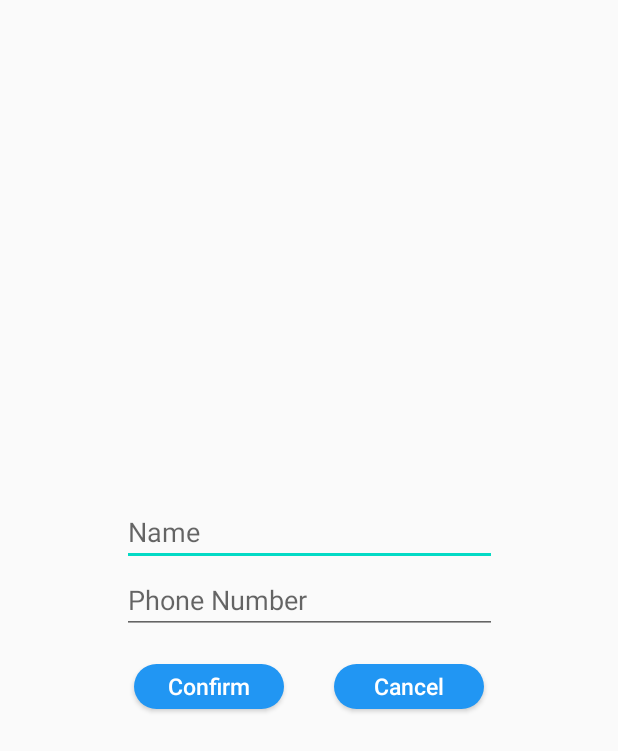
After one commit to woojune511/CS496-Week2, an Android app: the layout fragment_contact_add.xml on its own in the app's theme, with its tools: preview values and no code run, on a phone screen of 412 x 824 dp. The commit adds this screen. Shown: the top 751 px of the screen. Run offline under Robolectric (Android 15) with nearby library versions, the phone set to English and light mode, and no system bars.

Commit message:
contact tab implemented

```diff
--- a/app/build.gradle
+++ b/app/build.gradle
@@ -32,6 +32,7 @@ dependencies {
     implementation 'com.google.android.material:material:1.1.0'
     implementation 'androidx.constraintlayout:constraintlayout:1.1.3'
     implementation 'androidx.lifecycle:lifecycle-extensions:2.2.0'
+    implementation 'com.android.support:design:26.1.0'
     testImplementation 'junit:junit:4.12'
     androidTestImplementation 'androidx.test.ext:junit:1.1.1'
     androidTestImplementation 'androidx.test.espresso:espresso-core:3.2.0'
--- /dev/null
+++ b/app/src/main/res/layout/fragment_contact_add.xml
@@ -0,0 +1,68 @@
+<?xml version="1.0" encoding="utf-8"?>
+<androidx.constraintlayout.widget.ConstraintLayout xmlns:android="http://schemas.android.com/apk/res/android"
+    xmlns:app="http://schemas.android.com/apk/res-auto"
+    xmlns:tools="http://schemas.android.com/tools"
+    android:orientation="vertical"
+    android:layout_width="300dp"
+    android:layout_height="200dp"
+    tools:context=".PopupActivity"
+    android:layout_gravity="center"
+    >
+
+    <EditText
+        android:id="@+id/NameInput"
+        android:layout_width="250dp"
+        android:layout_height="wrap_content"
+        app:layout_constraintTop_toTopOf="parent"
+        android:layout_marginTop="20dp"
+        app:layout_constraintBottom_toTopOf="@id/NumInput"
+        app:layout_constraintLeft_toLeftOf="parent"
+        app:layout_constraintRight_toRightOf="parent"
+        android:hint="Name"
+        />
+
+    <EditText
+        android:id="@+id/NumInput"
+        android:layout_width="250dp"
+        android:layout_height="wrap_content"
+        app:layout_constraintTop_toBottomOf="@id/NameInput"
+        app:layout_constraintLeft_toLeftOf="parent"
+        app:layout_constraintRight_toRightOf="parent"
+        android:hint="Phone Number"
+        />
+
+    <Button
+        android:id="@+id/ConfirmButton"
+        android:layout_height="30dp"
+        android:layout_width="100dp"
+        android:textSize="15dp"
+        android:text="Confirm"
+        android:textAllCaps="false"
+        android:layout_gravity="center"
+        android:background="@drawable/buttonstyle"
+        android:textColor="#FFFFFF"
+        app:layout_constraintLeft_toLeftOf="parent"
+        app:layout_constraintRight_toLeftOf="@id/CancelButton"
+        app:layout_constraintWidth_max="100dp"
+        app:layout_constraintTop_toBottomOf="@id/NumInput"
+        android:layout_marginTop="20dp"
+        />
+
+    <Button
+        android:id="@+id/CancelButton"
+        android:layout_height="30dp"
+        android:layout_width="100dp"
+        android:textSize="15dp"
+        android:text="Cancel"
+        android:textAllCaps="false"
+        android:layout_gravity="center"
+        android:background="@drawable/buttonstyle"
+        android:textColor="#FFFFFF"
+        app:layout_constraintLeft_toRightOf="@id/ConfirmButton"
+        app:layout_constraintRight_toRightOf="parent"
+        app:layout_constraintWidth_max="100dp"
+        app:layout_constraintTop_toBottomOf="@id/NumInput"
+        android:layout_marginTop="20dp"
+        />
+
+</androidx.constraintlayout.widget.ConstraintLayout>
--- a/app/src/main/res/values/styles.xml
+++ b/app/src/main/res/values/styles.xml
@@ -7,6 +7,10 @@
         <item name="colorAccent">@color/colorAccent</item>
     </style>
 
+    <style name="Theme.MyDialog" parent="Theme.AppCompat.DayNight.Dialog.Alert">
+        <item name="windowNoTitle">true</item>
+        <item name="windowActionBar">false</item>
+    </style>
     <style name="AppTheme.NoActionBar">
         <item name="windowActionBar">false</item>
         <item name="windowNoTitle">true</item>
```
Also changed, not shown: app/src/main/AndroidManifest.xml (+10 -1 lines), app/src/main/java/com/example/madcamp_week2/MainActivity.kt (+6 -6 lines), app/src/main/java/com/example/madcamp_week2/ui/main/contact/ContactAdd.kt (added, +39 -0 lines), app/src/main/java/com/example/madcamp_week2/ui/main/contact/ContactFAB.kt (added, +42 -0 lines), app/src/main/java/com/example/madcamp_week2/ui/main/contact/ContactFragment.kt (+43 -6 lines), app/src/main/res/layout/activity_main.xml (+0 -7 lines), app/src/main/res/layout/add_contact.xml (added, +64 -0 lines), app/src/main/res/drawable/doome.jpg (added), 76 other files.
